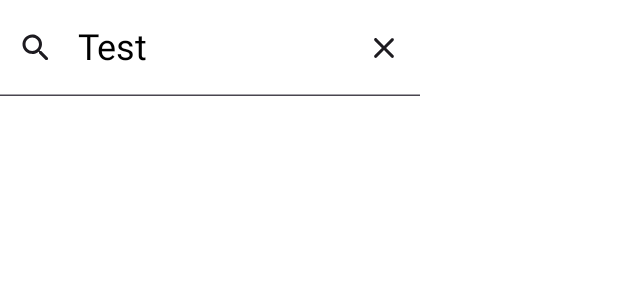
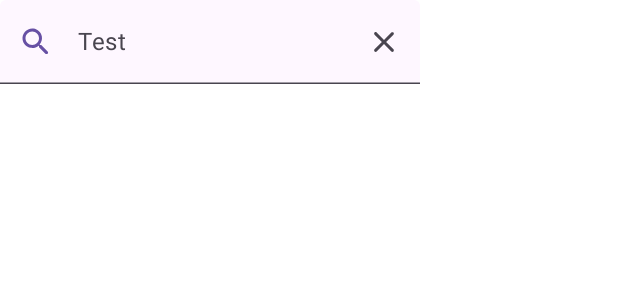
Before and after one commit to jeffwellekens/android-project, an Android app built with Jetpack Compose: the @Preview function SearchViewPreview, on a phone screen of 412 x 824 dp. Shown: the top 300 px of the screen. Run offline under Robolectric (Android 15) with nearby library versions, the phone set to English and light mode, and no system bars.

```diff
--- a/app/build.gradle.kts
+++ b/app/build.gradle.kts
@@ -63,6 +63,7 @@ kapt {
 dependencies {
     // Dagger hilt
     kapt("com.google.dagger:hilt-android-compiler:2.44")
+    implementation("com.google.dagger:hilt-android-testing:2.44")
     // Room
     kapt ("androidx.room:room-compiler:2.5.1")
     implementation ("androidx.room:room-ktx:2.5.1")
--- a/app/src/main/java/com/example/androidproject/ui/components/SearchView.kt
+++ b/app/src/main/java/com/example/androidproject/ui/components/SearchView.kt
@@ -16,7 +16,6 @@ import androidx.compose.material3.TextField
 import androidx.compose.material3.TextFieldDefaults
 import androidx.compose.runtime.Composable
 import androidx.compose.ui.Modifier
-import androidx.compose.ui.graphics.Color
 import androidx.compose.ui.text.input.ImeAction
 import androidx.compose.ui.text.input.KeyboardType
 import androidx.compose.ui.tooling.preview.Preview
@@ -38,7 +37,7 @@ fun SearchView(
         leadingIcon = {
             Icon(
                 imageVector = Icons.Rounded.Search,
-                tint = MaterialTheme.colorScheme.onBackground,
+                tint = MaterialTheme.colorScheme.surfaceTint,
                 contentDescription = "Search icon"
             )
         },
@@ -48,18 +47,18 @@ fun SearchView(
             }) {
                 Icon(
                     imageVector = Icons.Rounded.Clear,
-                    tint = MaterialTheme.colorScheme.onBackground,
+                    tint = MaterialTheme.colorScheme.onSurfaceVariant,
                     contentDescription = "Clear text"
                 )
             }
         },
         maxLines = 1,
         colors = TextFieldDefaults.textFieldColors(
-            containerColor = Color.Transparent,
-            textColor = Color.Black
+            containerColor = MaterialTheme.colorScheme.surface,
+            textColor = MaterialTheme.colorScheme.onSurfaceVariant
         ),
-        placeholder = { Text(text = "Search deals") },
-        textStyle = MaterialTheme.typography.headlineSmall,
+        placeholder = { Text(text = "Search deals", color = MaterialTheme.colorScheme.onSurfaceVariant) },
+        textStyle = MaterialTheme.typography.bodyLarge,
         singleLine = true,
         keyboardOptions = KeyboardOptions(
             keyboardType = KeyboardType.Text,
```
Also changed, not shown: app/src/main/java/com/example/androidproject/DealsApp.kt (+10 -1 lines), 1 other file.
